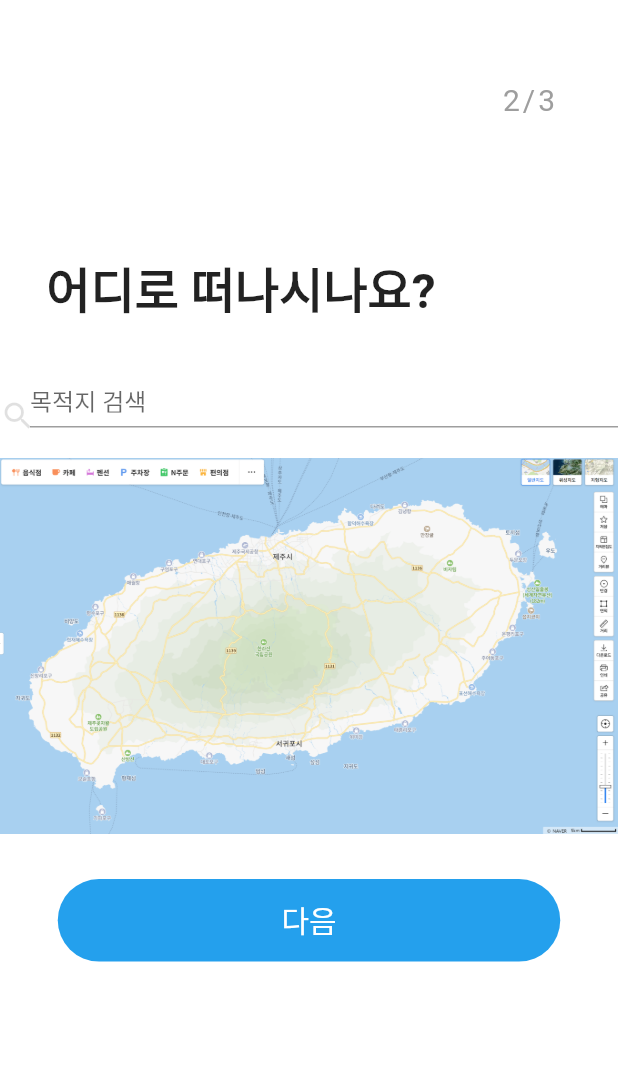
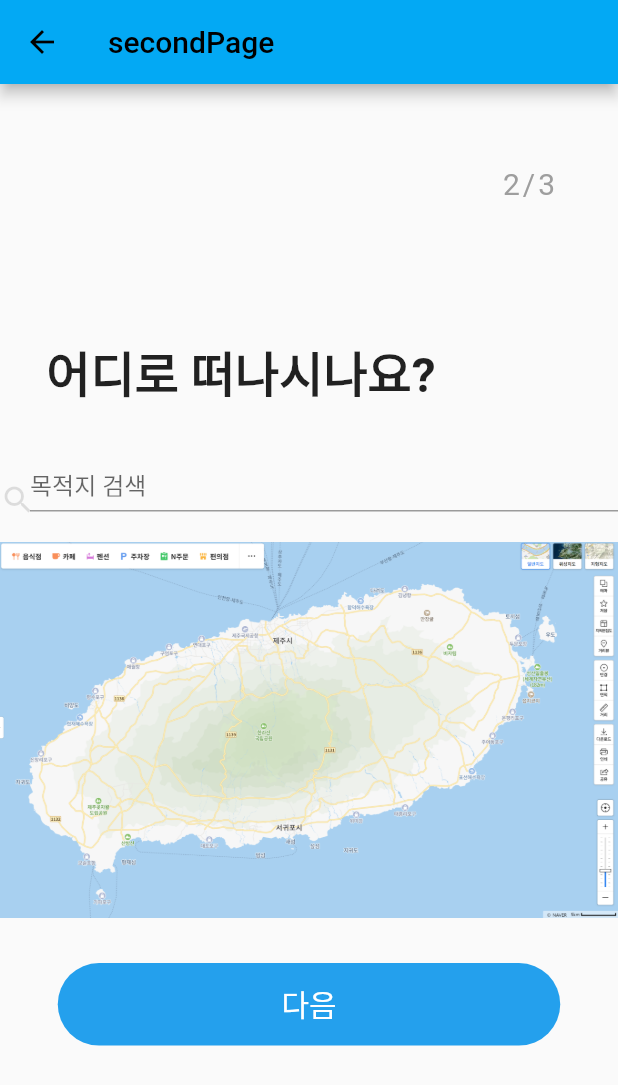
Before and after one commit to quasar-s/FlutterStudy, a Flutter app: the SecondPage screen opened directly, on a phone screen of 412 x 824 dp. Shown: the top 1085 px of the screen. Run offline on Flutter 3.47's test engine with Material 2 defaults, Android fonts, the light colour scheme and no system bars; Roboto replaces fonts that are missing (Mulish).

Commit message:
3.0.5versionupdate

```diff
--- a/lib/home/second_page.dart
+++ b/lib/home/second_page.dart
@@ -3,16 +3,17 @@ import 'package:flutter_study/home/third_page.dart';
 
 class SecondPage extends StatelessWidget {
   const SecondPage({Key? key}) : super(key: key);
-
+//safetyzone 찾아보기
   @override
   Widget build(BuildContext context) {
     return Scaffold(
-      // appBar: AppBar(title: Text("sample"),),
-      body: Container(
+      appBar: AppBar(
+        title: Text("secondPage"),
+      ),
+      body: SafeArea(
         child: Container(
           width: 430,
           height: 930,
-          color: Colors.white,
           padding: const EdgeInsets.only(
             top: 55,
           ),
@@ -47,6 +48,7 @@ class SecondPage extends StatelessWidget {
                 ),
                 SizedBox(height: 50),
                 Row(
+                  crossAxisAlignment: CrossAxisAlignment.end,
                   mainAxisAlignment: MainAxisAlignment.center,
                   children: <Widget>[
                     Container(
--- a/pubspec.yaml
+++ b/pubspec.yaml
@@ -19,7 +19,7 @@ publish_to: 'none' # Remove this line if you wish to publish to pub.dev
 version: 1.0.0+1
 
 environment:
-  sdk: '>=2.19.0-146.2.beta <3.0.0'
+  sdk: '>=2.19.3 <3.0.0'
 
 # Dependencies specify other packages that your package needs in order to work.
 # To automatically upgrade your package dependencies to the latest versions
```
Also changed, not shown: pubspec.lock, 1 other file.
